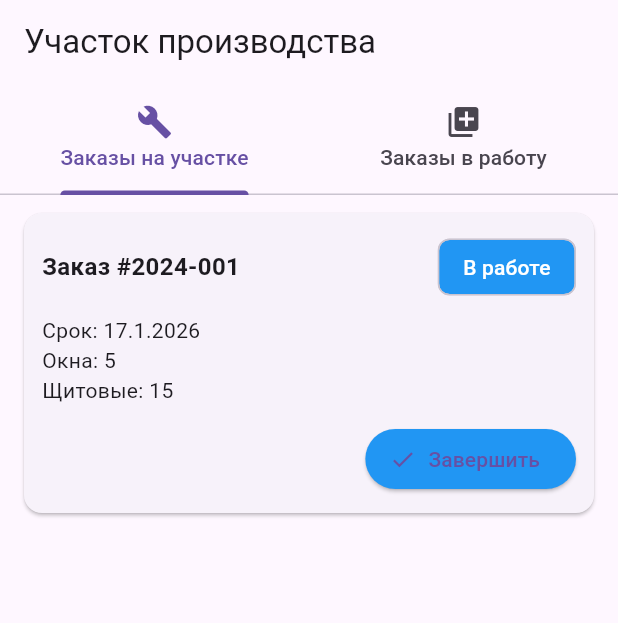
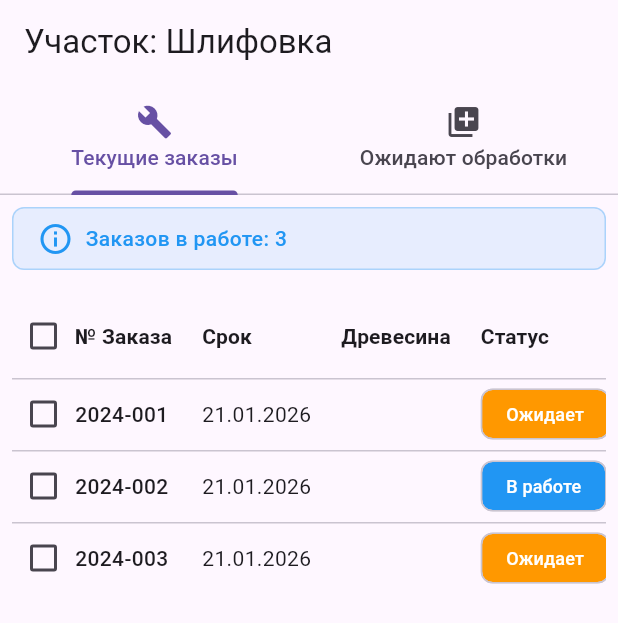
Before and after one commit to VictorNPisarev/KrG-Workshop_app, a Flutter app: the screen it shows after launch, on a phone screen of 412 x 824 dp. Shown: the top 623 px of the screen. Run offline on Flutter 3.47's test engine with Material 3 defaults, Android fonts, the light colour scheme and no system bars.

Commit message:
отладил запуск на тестовых данных с изображением полной информации о заказе

```diff
--- a/lib/main.dart
+++ b/lib/main.dart
@@ -1,6 +1,6 @@
 // lib/main.dart
 import 'package:flutter/material.dart';
-import 'screens/home_screen.dart'; // Добавляем импорт
+import 'screens/home_screen.dart';
 
 void main()
 {
@@ -20,7 +20,8 @@ class WorkshopApp extends StatelessWidget
                 primarySwatch: Colors.blue,
                 useMaterial3: true,
             ),
-            home: const HomeScreen(), // Меняем на HomeScreen
+            // Тестируем на участке №2 (Сварка)
+            home: const HomeScreen(currentWorkplaceId: '3'),
         );
     }
 }
--- a/lib/models/orderInProduct.dart
+++ b/lib/models/orderInProduct.dart
@@ -1,3 +1,5 @@
+import 'package:workshop_app/models/workplace.dart';
+
 import 'order.dart';
 import 'package:uuid/uuid.dart';
 
@@ -19,6 +21,7 @@ class OrderInProduct
     String comment; //TODO отдельная таблица примечаний к заказу с привязками времени, сотрудника и участка (если необходимо)
 
     Order? order;
+    Workplace? workplace;
 
     OrderInProduct({
         required this.id,
@@ -30,7 +33,8 @@ class OrderInProduct
         required this.glazingBead,
         required this.twoSidePaint,
         required this.status,
-        this.order
+        this.order,
+        this.workplace
     });
 
     // Метод для создания объекта из JSON (будет полезен позже)
@@ -49,7 +53,8 @@ class OrderInProduct
                 (status) => status.name == json['status'],
                 orElse: () => OrderStatus.pending,
             ),
-            order: null
+            order: null,
+            workplace: null
         );
     }
 
@@ -80,7 +85,8 @@ class OrderInProduct
         String? glazingBead,
         bool? twoSidePaint,
         OrderStatus? status,
-        Order? order, // ✅ Новое поле
+        Order? order,
+        Workplace? workplace
     })
     {
         return OrderInProduct(
@@ -93,18 +99,19 @@ class OrderInProduct
             glazingBead: glazingBead ?? this.glazingBead,
             twoSidePaint: twoSidePaint ?? this.twoSidePaint,
             status: status ?? this.status,
-            order: order ?? this.order, // ✅ Копируем order
+            order: order ?? this.order,
+            workplace: workplace ?? this.workplace,
         );
     }
 
         // Метод для проверки, находится ли заказ на текущем участке
-    bool isInWorkshop(String workplaceId)
+    bool isInWorkplace(String workplaceId)
     {
         return this.workplaceId == workplaceId;
     }
 
     // Метод для проверки, ожидает ли заказ на предыдущем участке
-/*    bool isPendingInWorkshop(String workplaceId)
+/*    bool isPendingInWorkplace(String workplaceId)
     {
         return workplaceId?.id == workshopId && status == OrderStatus.pending;
     }
@@ -119,6 +126,7 @@ class OrderInProduct
         String lumber = '',
         String glazingBead = '',
         bool twoSidePaint = false,
+        Order? order = null
     })
     {
         return OrderInProduct(
@@ -130,7 +138,8 @@ class OrderInProduct
             lumber: lumber,
             glazingBead: glazingBead,
             twoSidePaint: twoSidePaint,
-            status: status
+            status: status,
+            order: order
         );
     }
 
--- a/lib/screens/home_screen.dart
+++ b/lib/screens/home_screen.dart
@@ -1,13 +1,18 @@
+import 'package:flutter/material.dart';
+import 'package:workshop_app/models/orderInProduct.dart';
 import 'package:workshop_app/models/workplace.dart';
-
-import '../models/order.dart';
-import '../models/orderInProduct.dart';
-import '../widgets/order_card.dart';
-import 'package:flutter/material.dart';
+import '../services/data_service.dart';
+import '../widgets/order_table_widget.dart';
+import 'order_detail_screen.dart';
 
 class HomeScreen extends StatefulWidget
 {
-    const HomeScreen({super.key});
+    final String currentWorkplaceId;
+
+    const HomeScreen({
+        super.key,
+        required this.currentWorkplaceId,
+    });
 
     @override
     State<HomeScreen> createState() => _HomeScreenState();
@@ -16,12 +21,35 @@ class HomeScreen extends StatefulWidget
 class _HomeScreenState extends State<HomeScreen> with SingleTickerProviderStateMixin
 {
     late TabController _tabController;
+    late List<OrderInProduct> _currentOrders;
+    late List<OrderInProduct> _pendingOrders;
+    late Workplace _currentWorkplace;
 
     @override
     void initState()
     {
         super.initState();
         _tabController = TabController(length: 2, vsync: this);
+        _loadData();
+    }
+
+    void _loadData()
+    {
+        // Получаем данные текущего участка
+        final workplace = DataService.getWorkplaceById(widget.currentWorkplaceId);
+        if (workplace == null)
+        {
+            throw Exception('Участок с ID ${widget.currentWorkplaceId} не найден');
+        }
+
+        _currentWorkplace = workplace;
+
+        // Загружаем заказы
+        setState(()
+        {
+            _currentOrders = DataService.getCurrentOrders(widget.currentWorkplaceId);
+            _pendingOrders = DataService.getPendingOrders(widget.currentWorkplaceId);
+        });
     }
 
     @override
@@ -29,17 +57,17 @@ class _HomeScreenState extends State<HomeScreen> with SingleTickerProviderStateM
     {
         return Scaffold(
             appBar: AppBar(
-                title: const Text('Участок производства'),
+                title: Text('Участок: ${_currentWorkplace.name}'),
                 bottom: TabBar(
                     controller: _tabController,
                     tabs: const [
                         Tab(
                             icon: Icon(Icons.build),
-                            text: 'Заказы на участке',
+                            text: 'Текущие заказы',
                         ),
                         Tab(
                             icon: Icon(Icons.queue),
-                            text: 'Заказы в работу',
+                            text: 'Ожидают обработки',
                         ),
                     ],
                 ),
@@ -47,68 +75,101 @@ class _HomeScreenState extends State<HomeScreen> with SingleTickerProviderStateM
             body: TabBarView(
                 controller: _tabController,
                 children: [
-                    // TODO: Заменим на реальные виджеты
-                    _buildPlaceholderContent('Заказы на участке'),
-                    _buildPlaceholderContent('Заказы в работу'),
+                    // Вкладка текущих заказов
+                    _buildCurrentOrdersTab(),
+
+                    // Вкладка ожидающих заказов
+                    _buildPendingOrdersTab(),
                 ],
             ),
         );
     }
 
-    Widget _buildPlaceholderContent(String title)
+    Widget _buildCurrentOrdersTab()
     {
-        // Создаем тестовый заказ
-        final testOrder = Order(
-            id: '1',
-            orderNumber: '2024-001',
-            readyDate: DateTime.now().add(const Duration(days: 3)),
-            winCount: 5,
-            winArea: 10,
-            plateCount: 15,
-            plateArea: 5,
-            claim: false,
-            econom: false,
-            onlyPayed: false,
+        return Padding(
+            padding: const EdgeInsets.all(8.0),
+            child: Column(
+                children: [
+                    _buildSummaryInfo(
+                        'Заказов в работе: ${_currentOrders.length}',
+                        Colors.blue,
+                    ),
+                    const SizedBox(height: 16),
+                    Expanded(
+                        child: OrderTableWidget(
+                            orders: _currentOrders,
+                            onOrderSelected: _showOrderDetails,
+                        ),
+                    ),
+                ],
+            ),
         );
+    }
 
-        final testWorkplace = Workplace(
-            id: '1',
-            name: 'Шлифовка',
-            isWorkPlace: true,
-            nextWorkPlace: null,
-            previousWorkPlace: null
+    Widget _buildPendingOrdersTab()
+    {
+        return Padding(
+            padding: const EdgeInsets.all(8.0),
+            child: Column(
+                children: [
+                    _buildSummaryInfo(
+                        'Заказов ожидает: ${_pendingOrders.length}',
+                        Colors.orange,
+                    ),
+                    const SizedBox(height: 16),
+                    Expanded(
+                        child: OrderTableWidget(
+                            orders: _pendingOrders,
+                            onOrderSelected: _showOrderDetails,
+                        ),
+                    ),
+                ],
+            ),
         );
+    }
 
-        final testOrderInProduct = OrderInProduct(
-            id: '1',
-            orderId: testOrder.id,
-            comment: '',
-            glazingBead: '',
-            lumber: '',
-            twoSidePaint: true,
-            workplaceId: testWorkplace.id,
-            changeDate: DateTime.now(),
-            order: testOrder,
-            status: OrderStatus.inProgress,
+    Widget _buildSummaryInfo(String text, Color color)
+    {
+        return Container(
+            padding: const EdgeInsets.symmetric(
+                horizontal: 16,
+                vertical: 8,
+            ),
+            decoration: BoxDecoration(
+                color: color.withOpacity(0.1),
+                borderRadius: BorderRadius.circular(8),
+                border: Border.all(color: color.withOpacity(0.3)),
+            ),
+            child: Row(
+                children: [
+                    Icon(
+                        Icons.info_outline,
+                        color: color,
+                    ),
+                    const SizedBox(width: 8),
+                    Text(
+                        text,
+                        style: TextStyle(
+                            fontWeight: FontWeight.w500,
+                            color: color,
+                        ),
+                    ),
+                ],
+            ),
         );
+    }
 
-        return ListView(
-            padding: const EdgeInsets.all(8),
-            children: [
-                OrderCard(
-                    orderInProduct: testOrderInProduct,
-                    showCompleteButton: title == 'Заказы на участке',
-                    showStartButton: title == 'Заказы в работу',
-                    onCompletePressed: ()
-                    {
-                        print('Завершить заказ ${testOrder.orderNumber}');
-                    },
-                    onStartPressed: ()
-                    {
-                        print('Взять в работу заказ ${testOrder.orderNumber}');
-                    },
+    void _showOrderDetails(OrderInProduct order)
+    {
+        Navigator.push(
+            context,
+            MaterialPageRoute(
+                builder: (context) => OrderDetailScreen(
+                    orderInProduct: order,
+                    currentWorkplace: _currentWorkplace,
                 ),
-            ],
+            ),
         );
     }
 
--- a/lib/services/data_service.dart
+++ b/lib/services/data_service.dart
@@ -59,28 +59,33 @@ class DataService
         OrderInProduct.simple(
             orderId: orders[0].id,
             workplaceId: '3',
-            status: OrderStatus.pending
+            status: OrderStatus.pending,
+            order: orders[0]
         ),
         OrderInProduct.simple(
             orderId: orders[1].id,
             workplaceId: '3',
-            status: OrderStatus.inProgress
+            status: OrderStatus.inProgress,
+            order: orders[1]
         ),
         OrderInProduct.simple(
             orderId: orders[2].id,
             workplaceId: '3',
-            status: OrderStatus.pending
+            status: OrderStatus.pending,
+            order: orders[2]
         ),
         OrderInProduct.simple(
             orderId: orders[3].id,
             workplaceId: '2',
             status: OrderStatus.pending,
-            twoSidePaint: true
+            twoSidePaint: true,
+            order: orders[3]
         ),
         OrderInProduct.simple(
             orderId: orders[4].id,
-            workplaceId: '2',
-            status: OrderStatus.inProgress
+            workplaceId: '1',
+            status: OrderStatus.inProgress,
+            order: orders[4]
         ),
     ];
 
--- a/lib/widgets/order_table_widget.dart
+++ b/lib/widgets/order_table_widget.dart
@@ -0,0 +1,132 @@
+// lib/widgets/order_table_widget.dart
+import 'package:flutter/material.dart';
+import '../models/orderInProduct.dart';
+
+class OrderTableWidget extends StatelessWidget
+{
+    final List<OrderInProduct> orders;
+    final Function(OrderInProduct) onOrderSelected;
+
+    const OrderTableWidget({
+        super.key,
+        required this.orders,
+        required this.onOrderSelected,
+    });
+
+    @override
+    Widget build(BuildContext context)
+    {
+        if (orders.isEmpty)
+        {
+            return const Center(
+                child: Text('Нет заказов для отображения'),
+            );
+        }
+
+        return SingleChildScrollView(
+            scrollDirection: Axis.vertical,
+            child: SingleChildScrollView(
+                scrollDirection: Axis.horizontal,
+                child: DataTable(
+                    columnSpacing: 20,
+                    horizontalMargin: 12,
+                    columns: _buildTableColumns(),
+                    rows: _buildTableRows(context),
+                ),
+            ),
+        );
+    }
+
+    List<DataColumn> _buildTableColumns()
+    {
+        return [
+            const DataColumn(
+                label: Text(
+                    '№ Заказа',
+                    style: TextStyle(fontWeight: FontWeight.bold),
+                ),
+            ),
+            const DataColumn(
+                label: Text(
+                    'Срок',
+                    style: TextStyle(fontWeight: FontWeight.bold),
+                ),
+            ),
+            const DataColumn(
+                label: Text(
+                    'Древесина',
+                    style: TextStyle(fontWeight: FontWeight.bold),
+                ),
+            ),
+            const DataColumn(
+                label: Text(
+                    'Статус',
+                    style: TextStyle(fontWeight: FontWeight.bold),
+                ),
+            ),
+        ];
+    }
+
+    List<DataRow> _buildTableRows(BuildContext context)
+    {
+        return orders.map((order)
+        {
+            return DataRow(
+                cells: _buildRowCells(order, context),
+                onSelectChanged: (_) => onOrderSelected(order),
+            );
+        }).toList();
+    }
+
+    List<DataCell> _buildRowCells(OrderInProduct order, BuildContext context)
+    {
+        final orderData = order.order;
+
+        return [
+            DataCell(
+                Text(
+                    orderData?.orderNumber ?? 'Нет номера',
+                    style: const TextStyle(fontWeight: FontWeight.w500),
+                ),
+            ),
+            DataCell(Text(_formatDate(orderData?.readyDate ?? DateTime.now()))),
+            DataCell(Text(order.lumber)),
+            DataCell(
+                Chip(
+                    label: Text(
+                        order.status.displayName,
+                        style: const TextStyle(
+                            fontSize: 12,
+                            color: Colors.white,
+                        ),
+                    ),
+                    backgroundColor: _getStatusColor(order.status),
+                    padding: const EdgeInsets.symmetric(
+                        horizontal: 8,
+                        vertical: 2,
+                    ),
+                ),
+            ),
+        ];
+    }
+
+    String _formatDate(DateTime date)
+    {
+        return '${date.day.toString().padLeft(2, '0')}.'
+               '${date.month.toString().padLeft(2, '0')}.'
+               '${date.year}';
+    }
+
+    Color _getStatusColor(OrderStatus status)
+    {
+        switch (status)
+        {
+            case OrderStatus.pending:
+                return Colors.orange;
+            case OrderStatus.inProgress:
+                return Colors.blue;
+            case OrderStatus.completed:
+                return Colors.green;
+        }
+    }
+}
```
Also changed, not shown: lib/screens/order_detail_screen.dart (+284 -0 lines).
